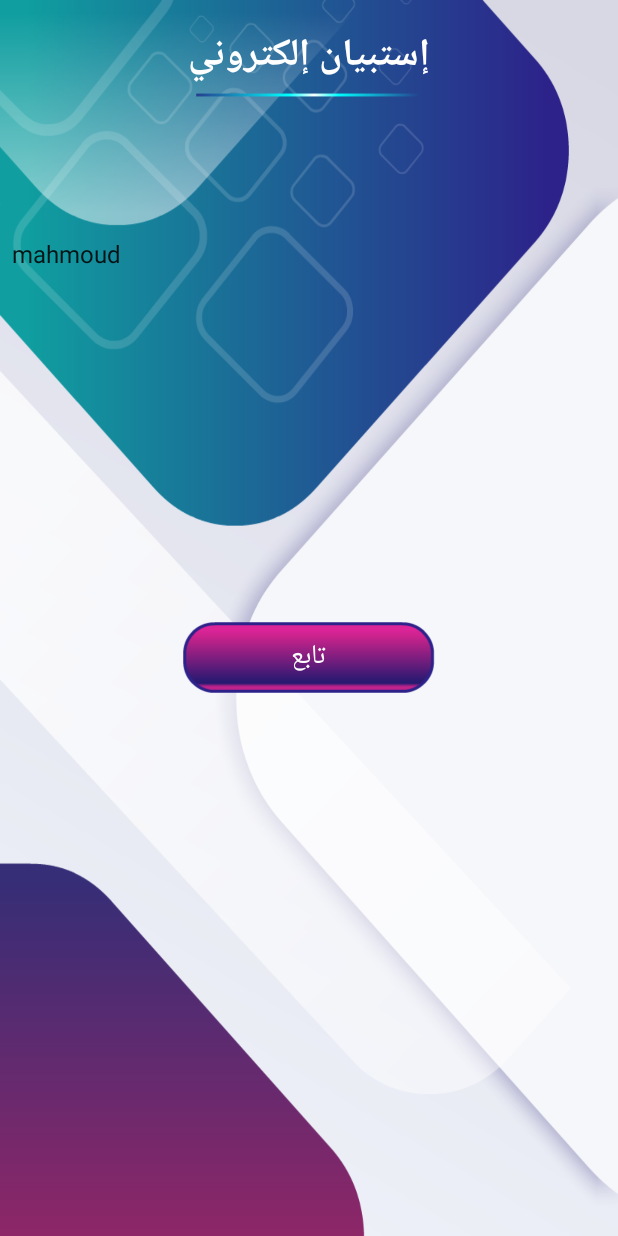
After one commit to essa2002135/romatzem, an Android app: the startEstbyan screen opened directly, with no data from a screen before it, on a phone screen of 412 x 824 dp. The commit adds this screen. Run offline under Robolectric (Android 15) with nearby library versions, the phone set to English and light mode, and no system bars.

Commit message:
new edit

```diff
--- a/app/src/main/AndroidManifest.xml
+++ b/app/src/main/AndroidManifest.xml
@@ -18,7 +18,8 @@
         android:roundIcon="@mipmap/ic_launcher_round"
         android:supportsRtl="true"
         android:theme="@style/AppTheme">
-        <activity android:name=".detectionstart"></activity>
+        <activity android:name=".startEstbyan"></activity>
+        <activity android:name=".detectionstart" />
         <activity android:name=".rm_what_i_knew" />
         <activity
             android:name=".MainActivity"
--- /dev/null
+++ b/app/src/main/java/q8_ehealth/backpain/com/backpain/startEstbyan.java
@@ -0,0 +1,37 @@
+package q8_ehealth.backpain.com.backpain;
+
+import android.support.v7.app.AppCompatActivity;
+import android.os.Bundle;
+import android.widget.ArrayAdapter;
+import android.widget.Spinner;
+
+import java.util.ArrayList;
+
+public class startEstbyan extends AppCompatActivity {
+
+
+    Spinner sp1;
+    Spinner sp2;
+    Spinner sp3;
+    Spinner sp4;
+
+    ArrayList<String> itemsAdded = new ArrayList<String>();
+
+    @Override
+    protected void onCreate(Bundle savedInstanceState) {
+        super.onCreate(savedInstanceState);
+
+        setContentView(R.layout.activity_start_estbyan);
+        itemsAdded.add("mahmoud");
+        itemsAdded.add("admed");
+
+        sp1 = (Spinner) findViewById(R.id.spinner);
+        ArrayAdapter<String> adapter = new ArrayAdapter<String>(this,
+                android.R.layout.simple_spinner_item, itemsAdded);
+        adapter.setDropDownViewResource(android.R.layout.simple_spinner_dropdown_item);
+        sp1.setAdapter(adapter);
+
+
+    }
+
+    }
--- a/app/src/main/res/layout/activity_detection.xml
+++ b/app/src/main/res/layout/activity_detection.xml
@@ -105,36 +105,36 @@
     <LinearLayout
         android:layout_width="320dp"
         android:layout_height="170dp"
-        android:gravity="right"
         android:layout_below="@+id/textView12"
         android:layout_centerInParent="true"
 
+        android:gravity="right"
         android:orientation="vertical">
 
         <CheckBox
             android:id="@+id/checkBox"
             android:layout_width="match_parent"
             android:layout_height="wrap_content"
-            android:gravity="right"
-            android:textStyle="bold"
-            android:textSize="18sp"
-            android:text="بسم الله الرحمن الريحم"
             android:button="@null"
             android:drawableRight="?android:attr/listChoiceIndicatorMultiple"
-            />
+            android:gravity="right"
+
+            android:text="بسم الله الرحمن الريحم"
+            android:textSize="18sp"
+            android:textStyle="bold" />
 
         <CheckBox
             android:id="@+id/checkBox2"
             android:layout_width="match_parent"
             android:layout_height="wrap_content"
-            android:gravity="right"
-            android:textStyle="bold"
-            android:textSize="18sp"
             android:layout_marginTop="30dp"
-            android:text="الحمد لله رب العالمين"
             android:button="@null"
             android:drawableRight="?android:attr/listChoiceIndicatorMultiple"
-            />
+            android:gravity="right"
+            android:text="الحمد لله رب العالمين"
+            android:textSize="18sp"
+            android:textStyle="bold" />
+
     </LinearLayout>
 
     <ImageView
--- /dev/null
+++ b/app/src/main/res/layout/activity_start_estbyan.xml
@@ -0,0 +1,102 @@
+<?xml version="1.0" encoding="utf-8"?>
+<RelativeLayout xmlns:android="http://schemas.android.com/apk/res/android"
+    xmlns:app="http://schemas.android.com/apk/res-auto"
+    xmlns:tools="http://schemas.android.com/tools"
+    android:layout_width="match_parent"
+    android:layout_height="match_parent"
+    tools:context=".startEstbyan">
+
+    <ImageView
+        android:id="@+id/imageView20"
+        android:layout_width="match_parent"
+        android:layout_height="match_parent"
+        app:layout_constraintBottom_toBottomOf="parent"
+        app:layout_constraintEnd_toEndOf="parent"
+        app:layout_constraintStart_toStartOf="parent"
+        app:layout_constraintTop_toTopOf="parent"
+        android:scaleType="fitXY"
+        app:srcCompat="@drawable/bgrom" />
+
+    <TextView
+        android:id="@+id/textView16"
+        android:layout_width="wrap_content"
+        android:layout_height="wrap_content"
+        android:layout_marginTop="16dp"
+        android:shadowColor="#00FFF9F9"
+        android:textStyle="bold"
+        android:text="إستبيان إلكتروني"
+
+        android:textColor="@color/colorAccent"
+        android:textSize="25dp"
+        android:layout_centerHorizontal="true"
+        app:layout_constraintEnd_toEndOf="parent"
+        app:layout_constraintStart_toStartOf="parent"
+        app:layout_constraintTop_toTopOf="parent" />
+
+    <ImageView
+        android:id="@+id/imageView21"
+        android:layout_width="150dp"
+        android:layout_height="wrap_content"
+        android:layout_below="@+id/textView16"
+        android:layout_centerHorizontal="true"
+
+        app:srcCompat="@drawable/ifiline" />
+
+    <LinearLayout
+        android:layout_marginTop="50dp"
+        android:layout_width="match_parent"
+        android:layout_height="match_parent"
+
+android:layout_centerHorizontal="true"
+        android:layout_centerVertical="true"
+        android:layout_below="@+id/imageView21"
+        android:orientation="vertical">
+
+        <Spinner
+            android:id="@+id/spinner"
+            android:layout_width="match_parent"
+            android:layout_height="wrap_content"
+            android:layout_marginTop="40dp"
+            />
+
+        <Spinner
+            android:id="@+id/spinner2"
+            android:layout_width="match_parent"
+            android:layout_height="wrap_content"
+            android:layout_marginTop="40dp"
+
+            />
+
+        <Spinner
+            android:id="@+id/spinner3"
+            android:layout_width="match_parent"
+            android:layout_height="wrap_content"
+            android:layout_marginTop="40dp"
+
+            />
+
+        <Spinner
+            android:id="@+id/spinner4"
+            android:layout_width="match_parent"
+            android:layout_height="wrap_content"
+            android:layout_marginTop="40dp"
+
+            />
+
+        <Button
+            android:id="@+id/button3"
+            android:layout_width="170dp"
+            android:layout_height="50dp"
+            android:background="@drawable/webutton"
+            android:textColor="@color/white"
+            android:gravity="center"
+            android:textSize="18sp"
+            android:layout_gravity="center"
+            android:text="تابع"
+            android:layout_marginTop="40dp"
+
+
+            />
+    </LinearLayout>
+
+</RelativeLayout>
```
